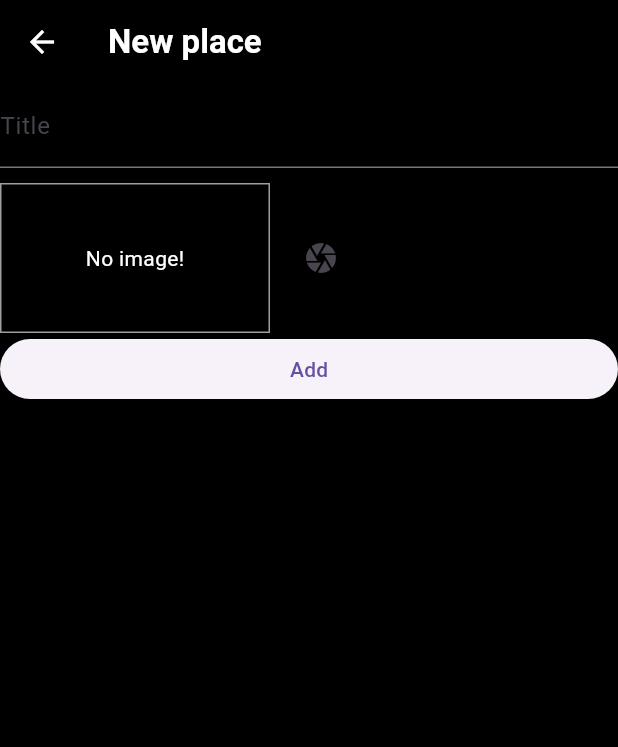
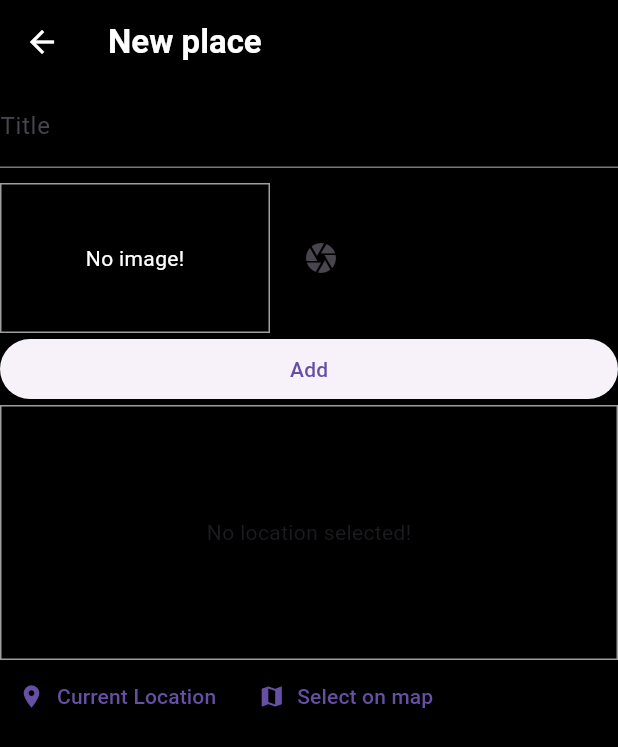
Before and after one commit to RhuanVitor/greatPlacesApp, a Flutter app: the screen it shows after launch, after a tap on the "add" icon, on a phone screen of 412 x 824 dp. Shown: the top 747 px of the screen. Run offline on Flutter 3.47's test engine with Material 3 defaults, Android fonts, the phone set to English and light mode, and no system bars; our stand-ins replace image_picker, location, sqflite; accounts and stored records are empty.

Commit message:
carregando lugares do banco de dados, e adição da localização

```diff
--- a/lib/providers/great_places.dart
+++ b/lib/providers/great_places.dart
@@ -19,6 +19,8 @@ class GreatPlaces with ChangeNotifier{
         pickDateTime: DateTime.now()
       )
     ).toList();
+    debugPrint(_items.toString());
+    notifyListeners();
   }
 
   List<Place> get items => [..._items];
--- a/lib/screens/place_form_screen.dart
+++ b/lib/screens/place_form_screen.dart
@@ -3,6 +3,7 @@ import 'dart:io';
 import 'package:flutter/material.dart';
 import 'package:great_places/providers/great_places.dart';
 import 'package:great_places/widgets/image_input.dart';
+import 'package:great_places/widgets/location_input.dart';
 import 'package:image_picker/image_picker.dart';
 import 'package:provider/provider.dart';
 
@@ -78,7 +79,8 @@ class _PlaceFormScreenState extends State<PlaceFormScreen> {
               ),
               onPressed: SubmitForm,
               child: Text("Add"),
-            )
+            ),
+            LocationInput()
           ],
         ),
       )
--- a/lib/screens/places_list_screen.dart
+++ b/lib/screens/places_list_screen.dart
@@ -32,15 +32,20 @@ class PlacesListScreen extends StatelessWidget{
         decoration: BoxDecoration(
           color: Colors.black
         ),
-        child: Consumer<GreatPlaces>(
+        child: FutureBuilder(
+          future: Provider.of<GreatPlaces>(context, listen: false).loadPlaces(),
+          builder: (ctx, snapshot) => snapshot.connectionState == ConnectionState.waiting
+          ? Center(child: CircularProgressIndicator())
+          : Consumer<GreatPlaces>(
             child: Center(
               child: Text("No local saved", style: TextStyle(color: Colors.white),),
             ),
-          builder: (ctx, greatPlaces, ch) => greatPlaces.items.isEmpty ?
+            builder: (ctx, greatPlaces, ch) => greatPlaces.itemsCount == 0 ?
               ch! : ListView.builder(
                 itemCount: greatPlaces.items.length,
                 itemBuilder: (ctx, index) => PlaceListItem(place: greatPlaces.items[index])
               )
+          ),
         ),
       ),
 
--- a/lib/utils/db_utils.dart
+++ b/lib/utils/db_utils.dart
@@ -1,3 +1,4 @@
+import 'package:flutter/material.dart';
 import 'package:sqflite/sqflite.dart' as sql;
 import 'package:path/path.dart' as path;
 
@@ -7,10 +8,11 @@ class DbUtils {
 
     return sql.openDatabase(
       path.join(dbPath, 'places.db'),
+      version: 1,
       onCreate: (db, version){
         return db.execute(
-          'CREATE TABLE places (id TEXT PRIMARY KEY, title TEXT, image TEXT, )'
-        );
+          'CREATE TABLE places (id TEXT PRIMARY KEY, title TEXT, image TEXT)'
+        ).then((error) { debugPrint("resultado");});
       },
     );
   }
--- /dev/null
+++ b/lib/utils/location_util.dart
@@ -0,0 +1,10 @@
+const GOOGLE_API_KEY = 'AIzaSyA0PKm4KSRSz9SZKhQRbkXdl4ss_oCGQiQ';
+
+class LocationUtil {
+  static String generateLocationPreviewImage({
+    required double latitude,
+    required double longitude
+  }){
+    return 'https://maps.googleapis.com/maps/api/staticmap?center=$latitude,$longitude&zoom=13&size=600x300&maptype=roadmap&markers=color:red%7Clabel:A%7C$latitude,$longitude&key=$GOOGLE_API_KEY&signature=YOUR_SIGNATURE';
+  }
+}
--- /dev/null
+++ b/lib/widgets/location_input.dart
@@ -0,0 +1,61 @@
+import 'package:flutter/material.dart';
+import 'package:great_places/utils/location_util.dart';
+import 'package:location/location.dart';
+
+class LocationInput extends StatefulWidget {
+
+  @override
+  State<LocationInput> createState() => _LocationInputState();
+}
+
+class _LocationInputState extends State<LocationInput> {
+  String? _previewImageUrl;
+  Future<void> _getCurrentUserLocation() async{
+    final locData = await Location().getLocation();
+    final staticMapImageUrl = LocationUtil.generateLocationPreviewImage(
+      latitude: locData.latitude!,
+      longitude: locData.longitude!
+    );
+
+    setState(() {
+      _previewImageUrl = staticMapImageUrl;
+    });
+  }
+
+  Widget build(BuildContext build){
+    return Column(
+      children: <Widget>[
+        Container(
+          height: 170,
+          width: double.infinity,
+          alignment: Alignment.center,
+          decoration: BoxDecoration(
+            border: Border.all(width: 1, color: Colors.grey)
+          ),
+
+          child: _previewImageUrl == null
+           ? Text("No location selected!")
+           : Image.network(
+            _previewImageUrl!,
+            fit: BoxFit.cover,
+            width: double.infinity,
+          ),
+        ),
+        Row(
+          children: [
+            TextButton.icon(
+              label: Text("Current Location"),
+              icon: Icon(Icons.location_on),
+              onPressed: _getCurrentUserLocation,
+              ),
+            TextButton.icon(
+              label: Text("Select on map"),
+              icon: Icon(Icons.map),
+              onPressed: (){},
+              ),
+          ],
+        )
+      ],
+    );
+  }
+}
--- a/pubspec.yaml
+++ b/pubspec.yaml
@@ -36,6 +36,7 @@ dependencies:
   path: ^1.9.1
   intl: ^0.18.0
   sqflite: ^2.4.2
+  location: ^8.0.0
 
   # The following adds the Cupertino Icons font to your application.
   # Use with the CupertinoIcons class for iOS style icons.
```
Also changed, not shown: pubspec.lock. Lines whose indentation alone changed are shown as unchanged.
